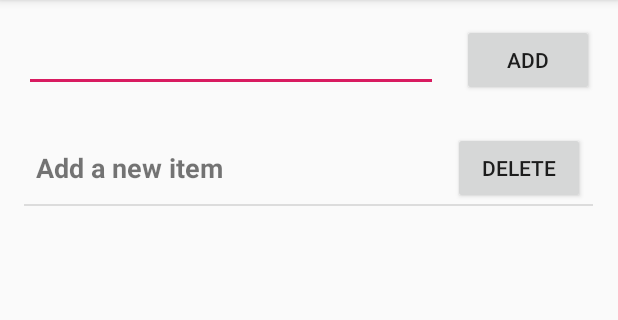
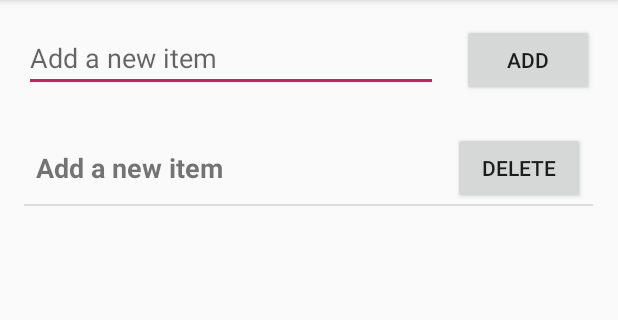
Before and after one commit to jackt0310/Grocery-List-Android-App, an Android app: the screen it shows after launch (MainActivity), after a tap on "ADD", on a phone screen of 412 x 824 dp, the part 84-404 px from its top. Run offline under Robolectric (Android 15) with nearby library versions, the phone set to English and light mode, and no system bars.

Commit message:
Added "hint text" to replace current default text in edit text box

```diff
--- a/app/src/main/res/layout/activity_main.xml
+++ b/app/src/main/res/layout/activity_main.xml
@@ -14,6 +14,7 @@
         android:layout_marginLeft="16dp"
         android:layout_marginTop="16dp"
         android:ems="10"
+        android:hint="Add a new item"
         android:inputType="textPersonName"
         android:text="@string/edit_message"
         app:layout_constraintEnd_toStartOf="@+id/button"
```
